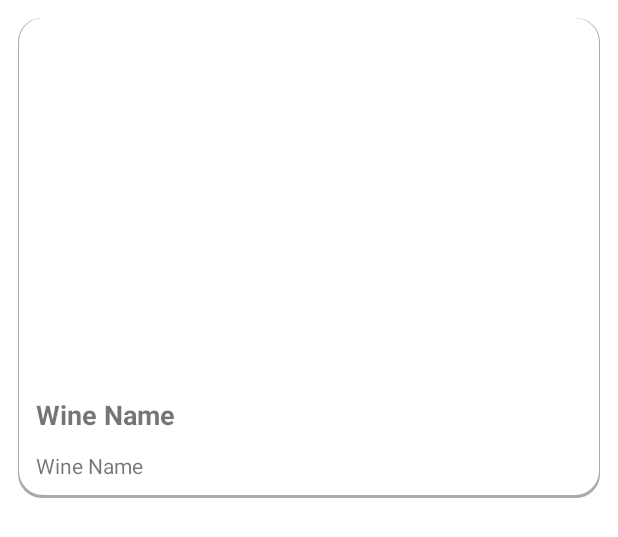
After one commit to Jimmyoungyi/ITUFinal, an Android app: the layout for_you_list_item.xml on its own in the app's theme, with its tools: preview values and no code run, on a phone screen of 412 x 824 dp. The commit adds this screen. Shown: the top 537 px of the screen. Run offline under Robolectric (Android 15) with nearby library versions, the phone set to English and light mode, and no system bars.

Commit message:
add for you

```diff
--- a/app/src/main/java/com/example/cheesebyt/MainActivity.kt
+++ b/app/src/main/java/com/example/cheesebyt/MainActivity.kt
@@ -17,7 +17,7 @@ class MainActivity : AppCompatActivity() {
 
     companion object {
         const val FOR_YOU_ID = 111111
-        var forYouIndex: ArrayList<String> = arrayListOf("For You")
+        var forYouIndex: ArrayList<String> = arrayListOf("Picked For You")
         const val SEARCH_ID = 111112
         var searchIndex: ArrayList<String> = arrayListOf("Search")
         const val CAMERA_ID = 111113
--- /dev/null
+++ b/app/src/main/res/drawable/background_with_shadow.xml
@@ -0,0 +1,17 @@
+<?xml version="1.0" encoding="utf-8"?>
+<layer-list xmlns:android="http://schemas.android.com/apk/res/android">
+    <item >
+        <shape
+            android:shape="rectangle">
+            <solid android:color="@android:color/darker_gray" />
+            <corners android:radius="16dp"/>
+        </shape>
+    </item>
+    <item android:right="1dp" android:left="1dp" android:bottom="2dp">
+        <shape
+            android:shape="rectangle">
+            <solid android:color="@android:color/white"/>
+            <corners android:radius="16dp"/>
+        </shape>
+    </item>
+</layer-list>
--- /dev/null
+++ b/app/src/main/res/layout/for_you_list_item.xml
@@ -0,0 +1,38 @@
+<?xml version="1.0" encoding="utf-8"?>
+<LinearLayout xmlns:android="http://schemas.android.com/apk/res/android"
+    android:layout_width="match_parent"
+    android:layout_height="wrap_content"
+    android:orientation="vertical">
+
+    <LinearLayout
+        android:layout_width="match_parent"
+        android:layout_height="wrap_content"
+        android:orientation="vertical"
+        android:layout_margin="12dp"
+        android:background="@drawable/background_with_shadow">
+
+        <ImageView
+            android:id="@+id/postImage"
+            android:layout_width="match_parent"
+            android:layout_height="240dp"
+            android:scaleType="centerCrop"/>
+
+        <TextView
+            android:id="@+id/postName"
+            android:layout_width="wrap_content"
+            android:layout_height="wrap_content"
+            android:layout_marginTop="12dp"
+            android:layout_marginLeft="12dp"
+            android:textSize="18sp"
+            android:textStyle="bold"
+            android:text="Wine Name"/>
+
+        <TextView
+            android:id="@+id/postDescription"
+            android:layout_width="wrap_content"
+            android:layout_height="wrap_content"
+            android:layout_margin="12dp"
+            android:text="Wine Name"/>
+    </LinearLayout>
+
+</LinearLayout>
--- a/app/src/main/res/layout/fragment_search.xml
+++ b/app/src/main/res/layout/fragment_search.xml
@@ -11,6 +11,7 @@ tools:context=".search.SearchFragment">
     android:id="@+id/editText"
     android:layout_width="match_parent"
     android:layout_height="wrap_content"
+    android:layout_marginTop="12dp"
     android:hint="Search"
     android:inputType="text"
     android:maxLines="1"
```
Also changed, not shown: app/src/main/java/com/example/cheesebyt/forYou/ForYouFragment.kt (+21 -3 lines), app/src/main/java/com/example/cheesebyt/forYou/ForYouListAdapter.kt (added, +36 -0 lines), app/src/main/java/com/example/cheesebyt/forYou/ForYouListItem.kt (added, +7 -0 lines), app/src/main/res/layout/fragment_for_you.xml (+6 -3 lines).
